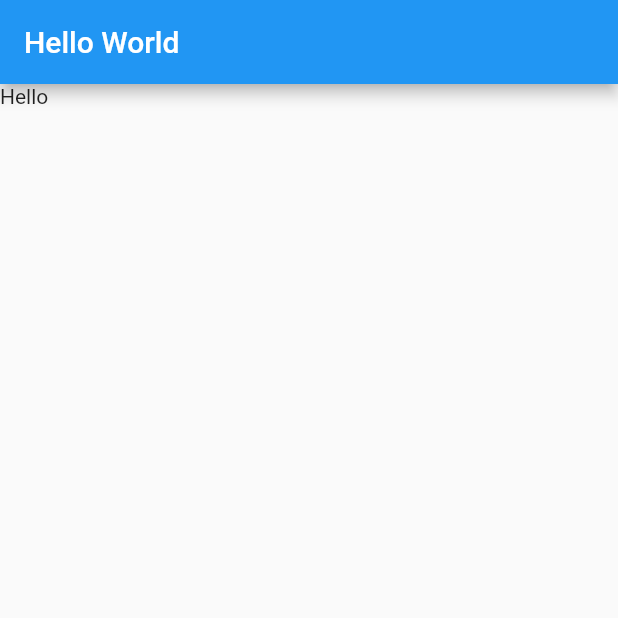
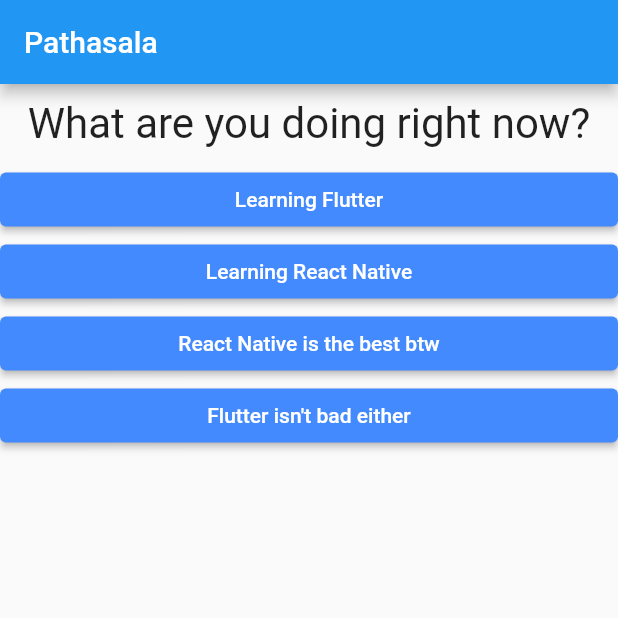
Before and after one commit to Varuas37/flutter_learning, a Flutter app: the screen it shows after launch, on a phone screen of 412 x 824 dp, the top half of it. Run offline on Flutter 3.47's test engine with Material 2 defaults, Android fonts, the phone set to English and light mode, and no system bars.

```diff
--- /dev/null
+++ b/lib/answer.dart
@@ -0,0 +1,23 @@
+import 'package:flutter/material.dart';
+
+class Answer extends StatelessWidget {
+  final String answer;
+  final Function selectHandler;
+
+  Answer(this.selectHandler,this.answer);
+
+  @override
+  Widget build(BuildContext context) {
+    return Container(
+      width: double.infinity,
+      child: ElevatedButton(
+          style: ElevatedButton.styleFrom(
+            primary: Colors.blueAccent, // background
+            onPrimary: Colors.white, // foreground
+          ),
+          child: Text(answer),
+          onPressed: selectHandler
+          ),
+    );
+  }
+}
--- a/lib/main.dart
+++ b/lib/main.dart
@@ -1,20 +1,87 @@
 import 'package:flutter/material.dart';
+import './question.dart';
+import "./answer.dart";
 
 void main() {
   runApp(MyApp());
 }
 
-class MyApp extends StatelessWidget {
+class MyApp extends StatefulWidget {
+  @override
+  State<StatefulWidget> createState() {
+    return _MyAppState();
+  }
+}
+
+class _MyAppState extends State<MyApp> {
+  var _questionIndex = 0;
+  void _answerQuestion() {
+    setState(() {
+      _questionIndex = _questionIndex + 1;
+    });
+
+    print('Answer chosen');
+  }
+
   @override // Make code clear. We are overriding build method.
   Widget build(BuildContext context) {
+    var questions = [
+      {
+        'questionText': 'What are you doing right now?',
+        'answers': [
+          'Learning Flutter',
+          'Learning React Native',
+          'React Native is the best btw',
+          'Flutter isn\'t bad either'
+        ],
+        'correctAnswer': 'Learning Flutter'
+      },
+      {
+        'questionText': 'What are you doing right now?',
+        'answers': [
+          'Learning Flutter',
+          'Learning React Native',
+          'React Native is the best btw',
+          'Flutter isn\'t bad either'
+        ],
+        'correctAnswer': 'Learning Flutter'
+      },
+      {
+        'questionText': 'What are you doing right yesterday?',
+        'answers': [
+          'Giving Exams',
+          'Learning React Native',
+          'React Native is the best btw',
+          'Flutter isn\'t bad either'
+        ],
+        'correctAnswer': 'Giving Exams'
+      },
+      {
+        'questionText': 'What are you doing tomorrow?',
+        'answers': [
+          'Learning Flutter again',
+          'Learning React Native',
+          'React Native is the best btw',
+          'Flutter isn\'t bad either'
+        ],
+        'correctAnswer': 'Learning Flutter again'
+      },
+    ];
+
     return MaterialApp(
-        home: Scaffold(
-      appBar: AppBar(
-        title: Text('Hello World'),
-
+      home: Scaffold(
+        appBar: AppBar(
+          title: Text('Pathasala'),
+        ),
+        body: Column(
+          children: [
+            Question(questions[_questionIndex]['questionText']),
+           ...(questions[_questionIndex]['answers'] as List<String>).map((answer)  {
+             return Answer(_answerQuestion,answer);
+           }).toList()
+          ],
+        ),
       ),
-      body: Text('Hello'),
-    ),
     );
   }
 }
--- /dev/null
+++ b/lib/question.dart
@@ -0,0 +1,17 @@
+import 'package:flutter/material.dart';
+
+class Question extends StatelessWidget {
+  final String questionText; // this value won't change after intitialization.
+  Question(this.questionText);
+  @override
+  Widget build(BuildContext context) {
+    return Container(
+      width: double.infinity,
+      margin: EdgeInsets.all(10),
+      child: Text(
+      questionText,
+      style: TextStyle(fontSize: 28),
+      textAlign: TextAlign.center,
+    ));
+  }
+}
```
